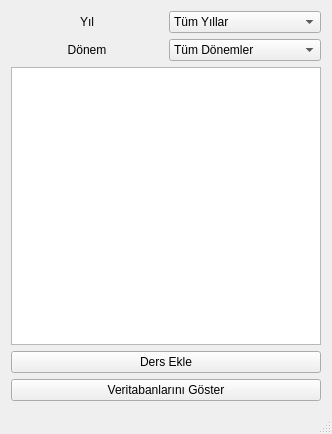
Before: the Qt Designer form proje.ui in ekcdr/bahcesehirbitirme, drawn with Qt 5.
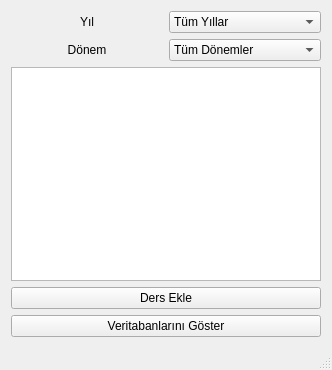
After: the same form once the commit is applied.

Diff of the .ui file:
```diff
--- a/proje.ui
+++ b/proje.ui
@@ -7,7 +7,7 @@
     <x>0</x>
     <y>0</y>
     <width>332</width>
-    <height>434</height>
+    <height>370</height>
    </rect>
   </property>
   <property name="sizePolicy">
```
Left out of the diff: 2 changed lines with no effect on the pictures.
